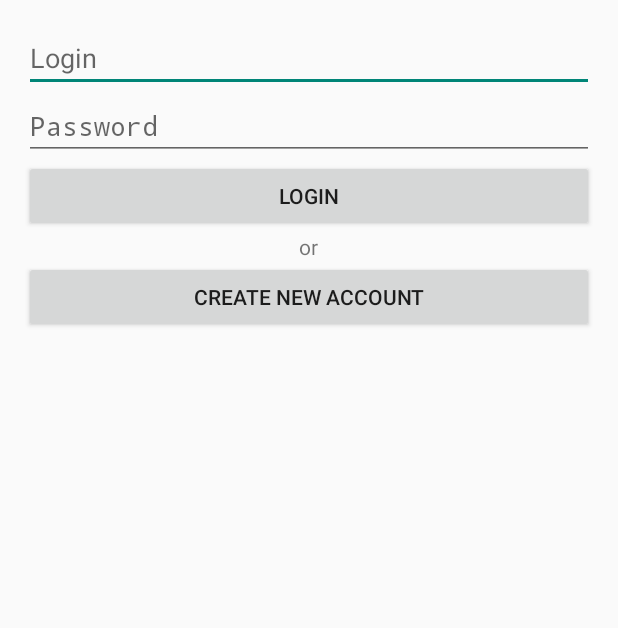
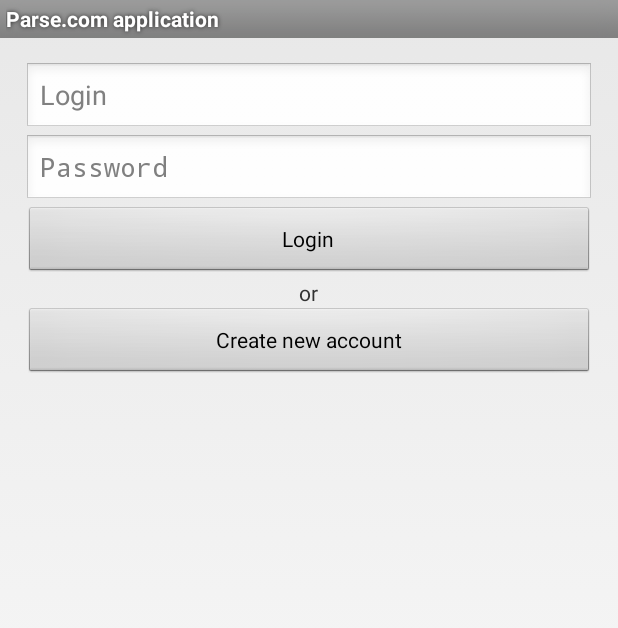
Before and after one commit to goldiete/Android_App_Development_with_Parse_and_Android_Studio_IDE, an Android app: the LoginActivity screen opened directly, with no data from a screen before it, on a phone screen of 412 x 824 dp. Shown: the top 628 px of the screen. Run offline under Robolectric (Android 15) with nearby library versions, the phone set to English and light mode, and no system bars.

Commit message:
This is the teacher`s version of app from the https://www.udemy.com/android-app-development-with-parse-and-android-studio-ide Now themes work)

```diff
--- a/app/src/main/res/values-v14/styles_android_app_development_with_parse_and_android_studio_ide.xml
+++ b/app/src/main/res/values-v14/styles_android_app_development_with_parse_and_android_studio_ide.xml
@@ -19,7 +19,7 @@
 
 <resources>
 
-    <style name="Theme.Android_app_development_with_parse_and_android_studio_ide" parent="@style/Theme.AppCompat.Light.DarkActionBar">
+    <style name="Theme.Android_app_development_with_parse_and_android_studio_ide" parent="android:Theme.Light">
         <item name="android:actionBarItemBackground">@drawable/selectable_background_android_app_development_with_parse_and_android_studio_ide</item>
         <item name="android:popupMenuStyle">@style/PopupMenu.Android_app_development_with_parse_and_android_studio_ide</item>
         <item name="android:dropDownListViewStyle">@style/DropDownListView.Android_app_development_with_parse_and_android_studio_ide</item>
--- a/app/src/main/res/values/styles_android_app_development_with_parse_and_android_studio_ide.xml
+++ b/app/src/main/res/values/styles_android_app_development_with_parse_and_android_studio_ide.xml
@@ -19,7 +19,7 @@
 
 <resources>
 
-    <style name="Theme.Android_app_development_with_parse_and_android_studio_ide" parent="@style/Theme.AppCompat.Light.DarkActionBar">
+    <style name="Theme.Android_app_development_with_parse_and_android_studio_ide" parent="android:Theme.Holo.Light.DarkActionBar">
         <item name="actionBarItemBackground">@drawable/selectable_background_android_app_development_with_parse_and_android_studio_ide</item>
         <item name="popupMenuStyle">@style/PopupMenu.Android_app_development_with_parse_and_android_studio_ide</item>
         <item name="dropDownListViewStyle">@style/DropDownListView.Android_app_development_with_parse_and_android_studio_ide</item>
```
Also changed, not shown: 1 other file.
